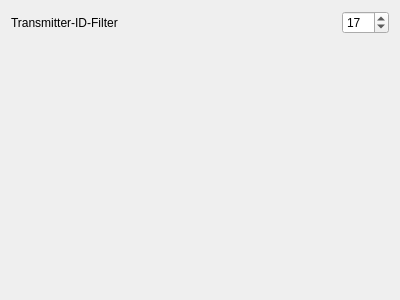
Above: DBusPlot/mainwindow.ui from ToolboxPlane/FlightComputer before the change. Below: the same form after it.
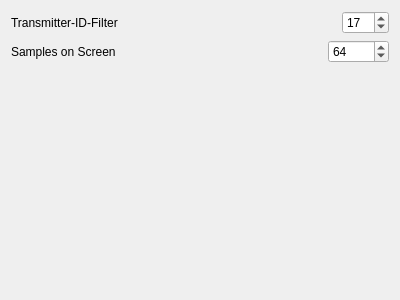
That is the form after the change.

```diff
--- a/DBusPlot/mainwindow.ui
+++ b/DBusPlot/mainwindow.ui
@@ -49,6 +49,40 @@
       </item>
      </layout>
     </item>
+    <item>
+     <layout class="QHBoxLayout" name="horizontalLayout_2">
+      <item>
+       <widget class="QLabel" name="label_2">
+        <property name="text">
+         <string>Samples on Screen</string>
+        </property>
+       </widget>
+      </item>
+      <item>
+       <spacer name="horizontalSpacer_2">
+        <property name="orientation">
+         <enum>Qt::Horizontal</enum>
+        </property>
+        <property name="sizeHint" stdset="0">
+         <size>
+          <width>40</width>
+          <height>20</height>
+         </size>
+        </property>
+       </spacer>
+      </item>
+      <item>
+       <widget class="QSpinBox" name="spinSamplesOnScreen">
+        <property name="maximum">
+         <number>10000</number>
+        </property>
+        <property name="value">
+         <number>64</number>
+        </property>
+       </widget>
+      </item>
+     </layout>
+    </item>
     <item>
      <spacer name="verticalSpacer">
       <property name="orientation">
```
Left out of the diff: 2 changed lines with no effect on the pictures.
